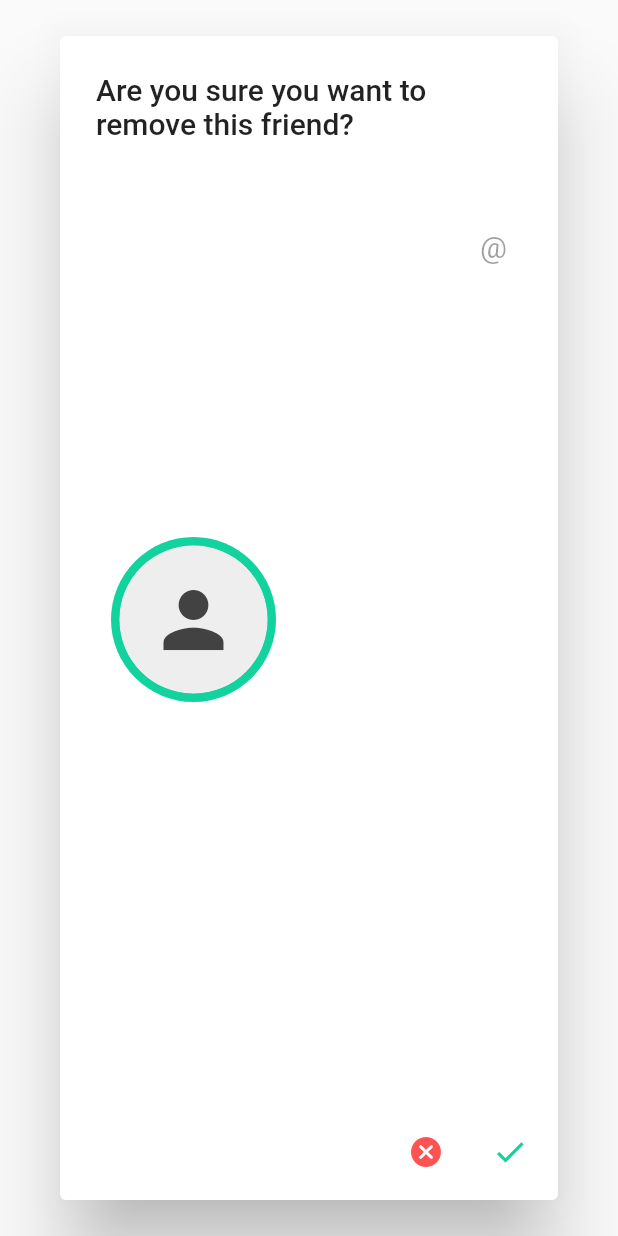
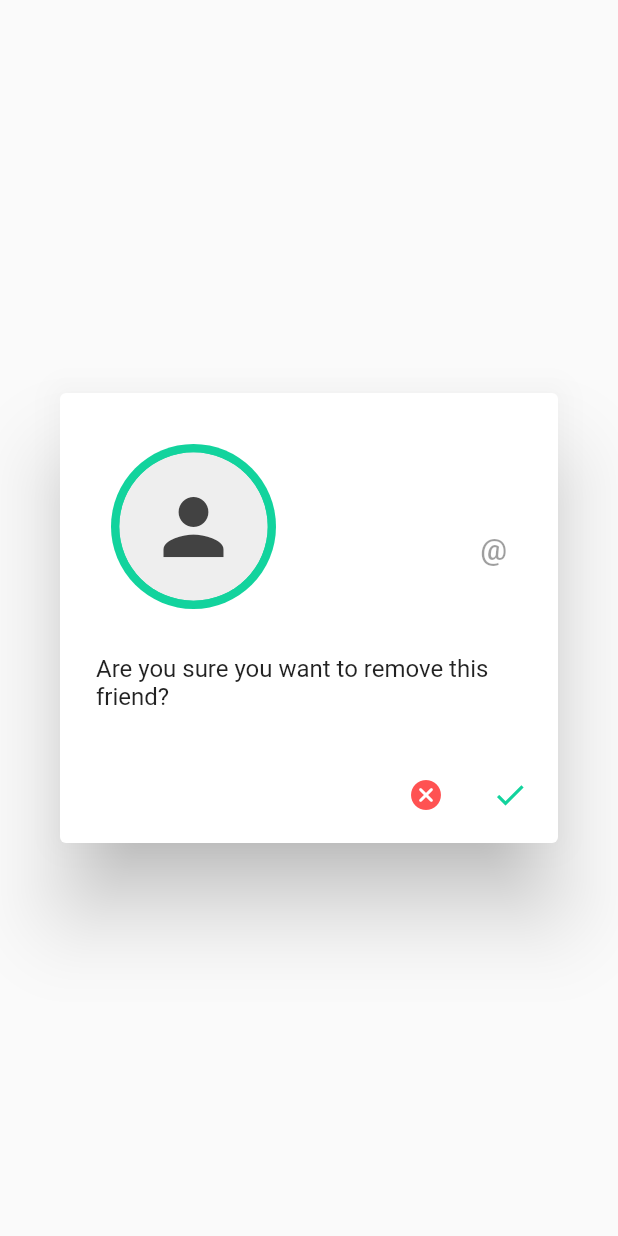
Before and after one commit to CSCI4100U-Mobile-Dev-Group10/Snapmap, a Flutter app: the FriendDeleteDialog widget shown alone on an empty page, opened directly with empty values, on a phone screen of 412 x 824 dp. Run offline on Flutter 3.47's test engine with Material 2 defaults, Android fonts, the phone set to English and light mode, and no system bars; our stand-ins replace camera, cloud_firestore, firebase_core, firebase_storage, flutter_local_notifications, flutter_map and 7 more; missing offline and left inert: camera_web, cloud_firestore_web, firebase_core_web, firebase_storage_web, geolocator_web, image_picker_for_web and 1 more; accounts and stored records are empty.

Commit message:
Fix Delete Friend Dialog

```diff
--- a/lib/widgets/organisms/friend_delete_dialog.dart
+++ b/lib/widgets/organisms/friend_delete_dialog.dart
@@ -1,3 +1,5 @@
+import 'dart:ui';
+
 import 'package:flutter/material.dart';
 import 'package:snapmap/models/user.dart';
 import 'package:snapmap/services/user_service.dart';
@@ -12,8 +14,11 @@ class FriendDeleteDialog extends StatelessWidget {
   @override
   Widget build(BuildContext context) {
     return DialogBase(
-      title: const Text('Are you sure you want to remove this friend?'),
-      content: ProfileHeader(user, showEdit: false),
+      title: ProfileHeader(
+        user,
+        showEdit: false,
+      ),
+      content: const Text('Are you sure you want to remove this friend?'),
       callback: () async {
         //what happens
         try {
```
